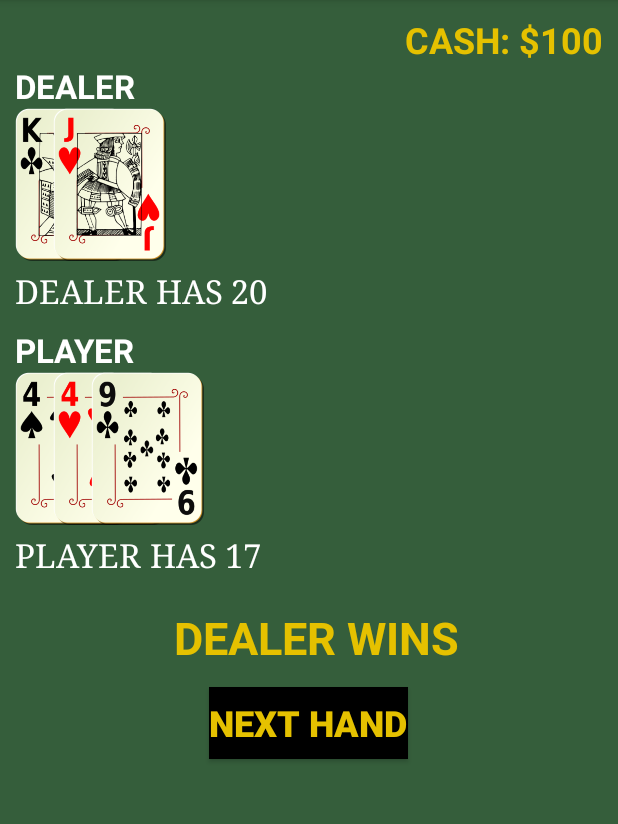
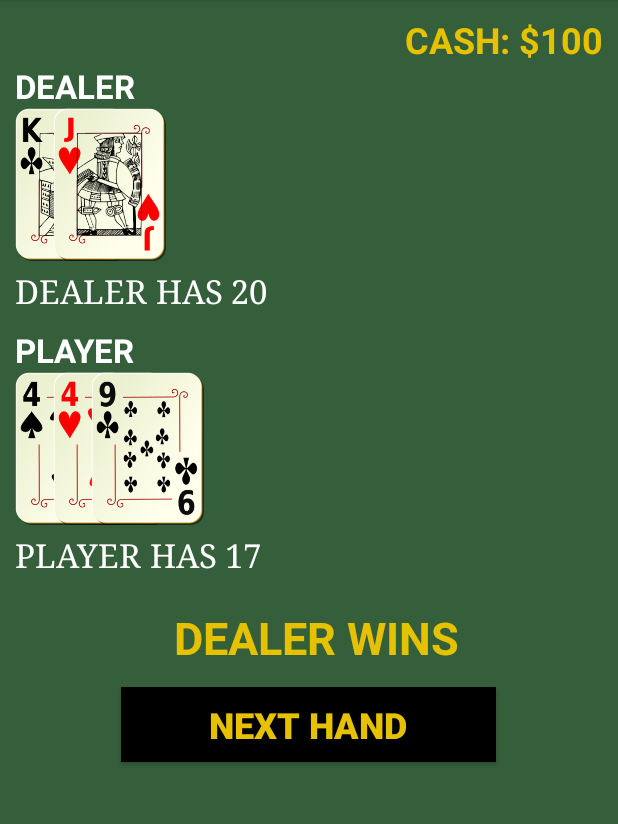
Before and after one commit to badgerbaj/BlackJack, an Android app: the activity_game screen opened directly, with no data from a screen before it, after a tap on "STAND", on a phone screen of 412 x 824 dp, the part 84-908 px from its top. Run offline under Robolectric (Android 15) with nearby library versions, the phone set to English and light mode, and no system bars; libraries missing offline, so code that uses them is left out: junit.framework; 1 other tap on this screen came first.

Commit message:
Changed activities to not save history and added back button from main menu to close app

```diff
--- a/app/src/main/AndroidManifest.xml
+++ b/app/src/main/AndroidManifest.xml
@@ -9,7 +9,7 @@
         android:label="B &amp; T CASINO: BLACKJACK"
         android:supportsRtl="true"
         android:theme="@style/AppTheme">
-        <activity android:name=".MainActivity" android:screenOrientation="portrait">
+        <activity android:name=".MainActivity" android:screenOrientation="portrait" android:noHistory="true">
 
             <intent-filter>
                 <action android:name="android.intent.action.MAIN" />
@@ -17,8 +17,8 @@
                 <category android:name="android.intent.category.LAUNCHER" />
             </intent-filter>
         </activity>
-        <activity android:name=".activity_bet" android:screenOrientation="portrait" />
-        <activity android:name=".activity_game" android:screenOrientation="portrait" />
+        <activity android:name=".activity_bet" android:screenOrientation="portrait" android:noHistory="true"/>
+        <activity android:name=".activity_game" android:screenOrientation="portrait" android:noHistory="true"/>
     </application>
 
 </manifest>
--- a/app/src/main/java/com/toddbray/blackjack/MainActivity.java
+++ b/app/src/main/java/com/toddbray/blackjack/MainActivity.java
@@ -89,4 +89,9 @@ public class MainActivity extends AppCompatActivity implements View.OnClickListe
                 break;
         }
     }
+
+    public void onBackPressed() {
+        finish();
+    }
+
 }
--- a/app/src/main/res/layout/activity_game.xml
+++ b/app/src/main/res/layout/activity_game.xml
@@ -329,8 +329,8 @@
         android:textSize="24sp" />
 
     <Button
-        android:layout_width="wrap_content"
-        android:layout_height="wrap_content"
+        android:layout_width="250dp"
+        android:layout_height="50dp"
         android:text="NEXT HAND"
         android:id="@+id/next_button"
         android:layout_below="@+id/linearLayout"
```
